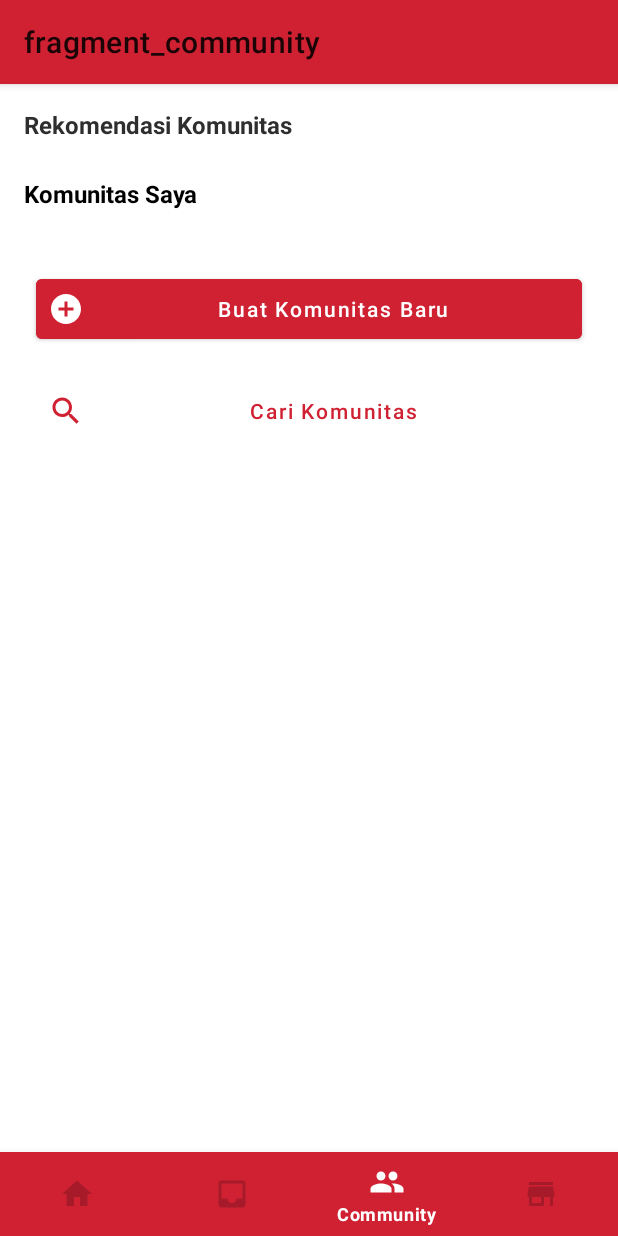
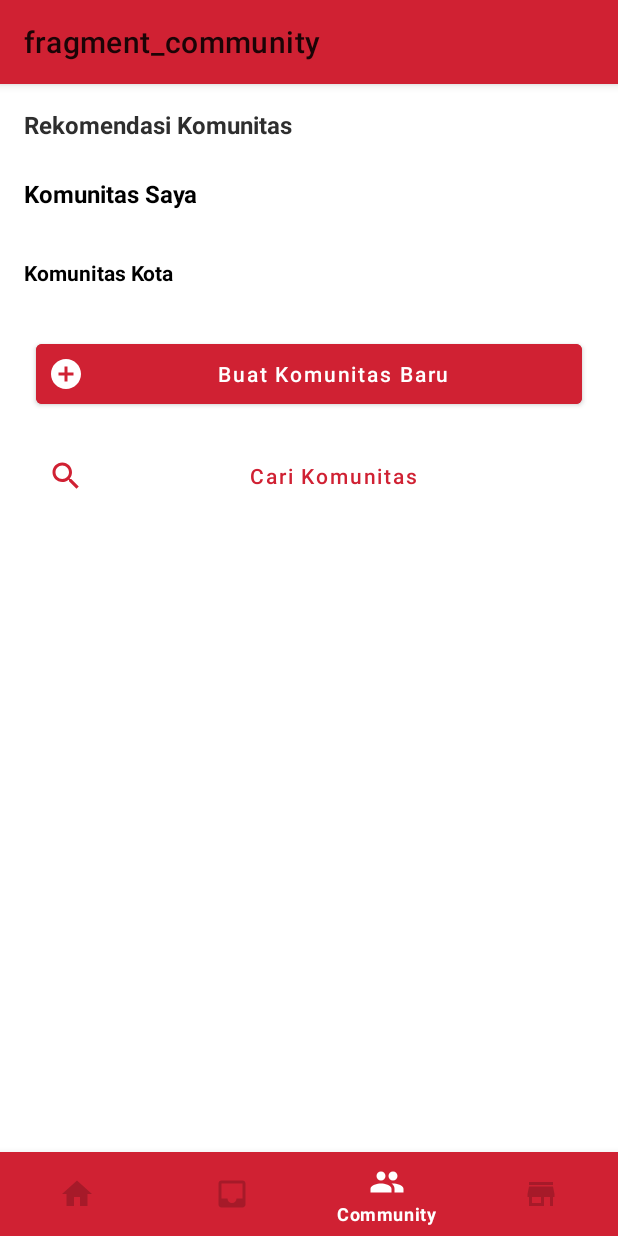
Before and after one commit to aflahtaqiu/Mooka_UMKM, an Android app: the CommunityFragment screen opened through its navigation route, on a phone screen of 412 x 824 dp. Run offline under Robolectric (Android 15) with nearby library versions, the phone set to English and light mode, and no system bars; our stand-ins replace Firebase (no records; nobody signed in at launch, a user with empty details on screens opened directly), Picasso, navigation-ui; libraries missing offline, so code that uses them is left out: com.jakewharton.retrofit2; pictures from the network do not load; 5 statements that could not run were skipped.

Commit message:
komunitas kota

```diff
--- a/app/src/main/java/com/example/mooka_umkm/screens/CommunityFragment.kt
+++ b/app/src/main/java/com/example/mooka_umkm/screens/CommunityFragment.kt
@@ -42,6 +42,7 @@ class CommunityFragment : Fragment() {
         umkmId = context?.getPrefInt("umkm_id")
         setupRekomendasi(view!!, umkmId)
         setupKomunitasSaya(view, umkmId)
+        setupKomunitasKota(view, umkmId)
         return view
     }
 
@@ -52,7 +53,8 @@ class CommunityFragment : Fragment() {
                     Log.d("Loading", it.status.toString())
                 }
                 Resource.SUCCESS ->{
-                    val data: List<Community> = it.data!!.map { communityUMKM -> communityUMKM.community }.sortedByDescending { community -> community.official }
+                    val data: List<Community> = it.data!!.map { communityUMKM -> communityUMKM.community }
+                        .sortedByDescending { community -> community.official }
                     view.rv_komunitas_saya.setupNoAdapter(
                         R.layout.item_komunitas_saya,
                         data,
@@ -91,6 +93,45 @@ class CommunityFragment : Fragment() {
                 }
             }
         })
+    }
+
+    private fun setupKomunitasKota (view: View, umkmId: Int?) {
+        Repository.getCommunities().observe(this, Observer {
+            when(it?.status){
+                Resource.LOADING ->{
+                    Log.d("Loading", it.status.toString())
+                }
+                Resource.SUCCESS ->{
+                    val data = it.data!!.sortedByDescending { community -> community.official }
+                        .filter { it.title.contains("Kota") }
+                    view.rv_komunitas_kota.setupNoAdapter(
+                        R.layout.item_komunitas_saya,
+                        data,
+                        LinearLayoutManager(context, LinearLayoutManager.HORIZONTAL, false),
+                        ::bindKomunitasKota
+                    )
+                    Log.d("Success", it.data.toString())
+                }
+                Resource.ERROR ->{
+                    Log.d("Error", it.message!!)
+                    context?.showmessage("Something is wrong")
+                }
+            }
+        })
+    }
+
+    fun bindKomunitasKota (view: View, community: Community) {
+        Picasso.get().load(community.banner.url).into(view.iv_banner)
+        view.tv_title.text = community.title
+        view.tv_subtitle.text = community.subtitle
+        if (!community.official)
+            view.iv_checked.visibility = View.GONE
+        view.setOnClickListener {
+            context?.showAlertDialog("Join Komunitas","Apakah anda ingin masuk forum \" ${community.title} \" ini ?"
+                ,"", ""){
+                tambahKomunitas(community.id)
+            }
+        }
     }
 
     fun bindRekomendasi(view: View, community: Community) {
--- a/app/src/main/res/layout/fragment_community.xml
+++ b/app/src/main/res/layout/fragment_community.xml
@@ -41,9 +41,8 @@
             android:layout_width="match_parent"
             android:layout_height="wrap_content"
             android:layout_marginStart="24dp"
-            android:layout_marginTop="32dp"
             android:layout_marginEnd="24dp"
-            android:layout_marginBottom="4dp"
+            android:layout_marginTop="24dp"
             android:backgroundTint="@color/ruby_red"
             android:padding="8dp"
             android:text="Buat Komunitas Baru"
@@ -51,7 +50,7 @@
             app:icon="@drawable/ic_add_circle_black_24dp"
             app:layout_constraintEnd_toEndOf="parent"
             app:layout_constraintStart_toStartOf="parent"
-            app:layout_constraintTop_toBottomOf="@+id/rv_komunitas_saya" />
+            app:layout_constraintTop_toBottomOf="@+id/rv_komunitas_kota" />
 
         <com.google.android.material.button.MaterialButton
             android:id="@+id/materialButton"
@@ -102,6 +101,31 @@
             android:id="@+id/rv_komunitas_saya"
             tools:listitem="@layout/item_komunitas_saya"/>
 
+        <TextView
+            android:id="@+id/textView32"
+            android:layout_width="wrap_content"
+            android:layout_height="wrap_content"
+            android:layout_marginStart="16dp"
+            android:layout_marginTop="24dp"
+            android:text="Komunitas Kota"
+            android:textColor="@android:color/black"
+            android:textStyle="bold"
+            app:layout_constraintStart_toStartOf="parent"
+            app:layout_constraintTop_toBottomOf="@+id/rv_komunitas_saya" />
+
+        <androidx.recyclerview.widget.RecyclerView
+            android:id="@+id/rv_komunitas_kota"
+            android:layout_width="0dp"
+            android:layout_height="wrap_content"
+            android:layout_marginStart="16dp"
+            android:layout_marginTop="8dp"
+            app:layout_constraintEnd_toEndOf="parent"
+            app:layout_constraintStart_toStartOf="parent"
+            app:layout_constraintTop_toBottomOf="@+id/textView32"
+            tools:listitem="@layout/item_komunitas_saya"
+            android:orientation="horizontal"
+            app:layoutManager="androidx.recyclerview.widget.LinearLayoutManager"/>
+
     </androidx.constraintlayout.widget.ConstraintLayout>
 
 </androidx.core.widget.NestedScrollView>
--- a/app/src/main/res/layout/item_komunitas_saya.xml
+++ b/app/src/main/res/layout/item_komunitas_saya.xml
@@ -53,8 +53,8 @@
 
     <ImageView
         android:id="@+id/iv_checked"
-        android:layout_width="50dp"
-        android:layout_height="50dp"
+        android:layout_width="40dp"
+        android:layout_height="40dp"
         app:srcCompat="@mipmap/checked"
         android:layout_gravity="right"/>
 
```
